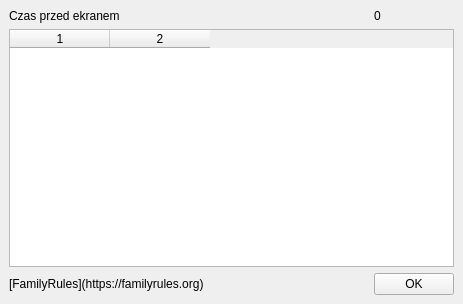
Before: the Qt Designer form qtdesigner/MainWindow.ui in rzarajczyk/family-rules-client, drawn with Qt 5.
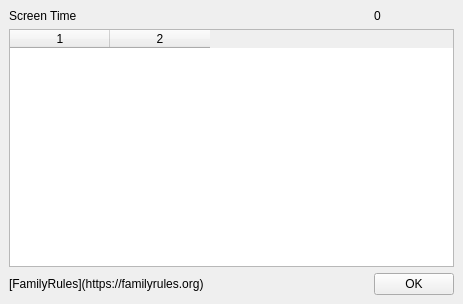
After: the same form once the commit is applied.

What changed in the file:
```diff
--- a/qtdesigner/MainWindow.ui
+++ b/qtdesigner/MainWindow.ui
@@ -39,7 +39,7 @@
       <item row="0" column="0">
        <widget class="QLabel" name="label">
         <property name="text">
-         <string>Czas przed ekranem</string>
+         <string>Screen Time</string>
         </property>
        </widget>
       </item>
```
Left out of the diff: 2 changed lines with no effect on the pictures.
